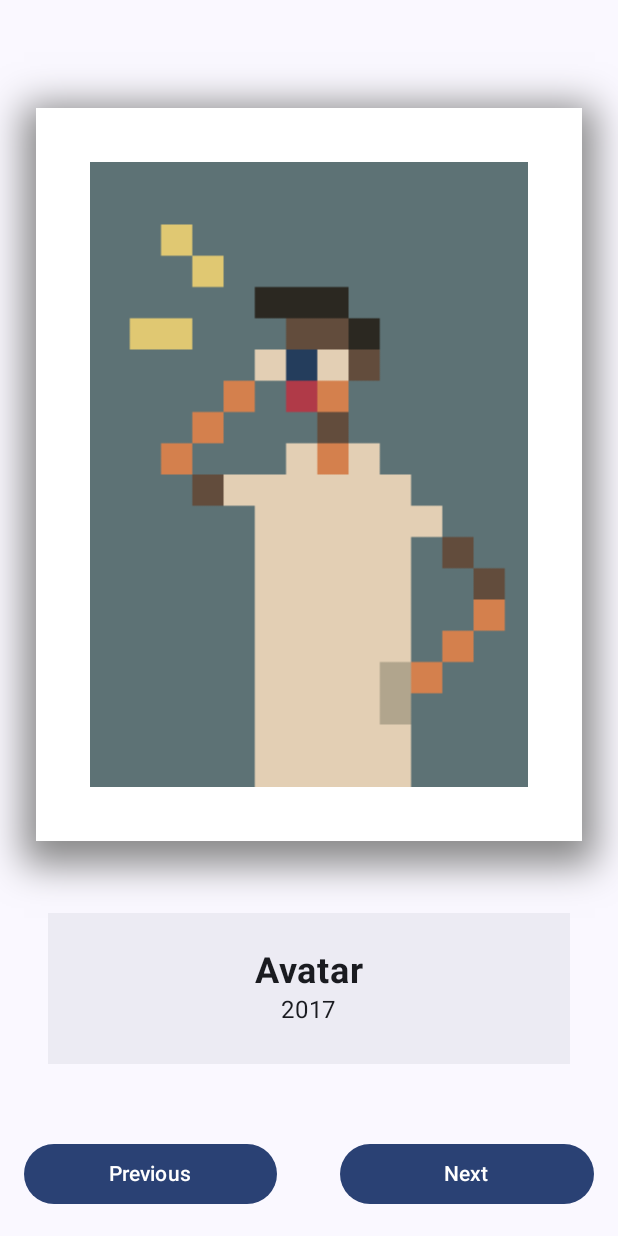
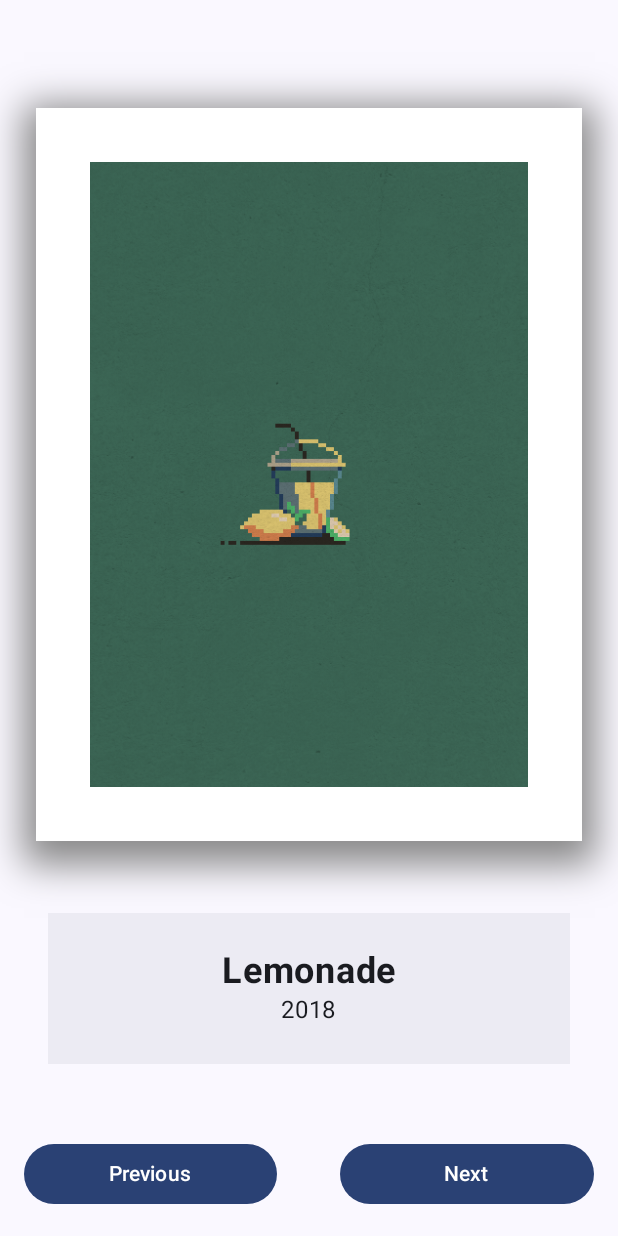
Before and after one commit to NguyenKietttt/art-space, an Android app built with Jetpack Compose: the screen it shows after launch (MainActivity), after a tap on "Next", on a phone screen of 412 x 824 dp. Run offline under Robolectric (Android 15) with nearby library versions, the phone set to English and light mode, and no system bars.

Commit message:
Add logic for button previous & next

```diff
--- a/app/src/main/java/com/example/artspace/MainActivity.kt
+++ b/app/src/main/java/com/example/artspace/MainActivity.kt
@@ -14,27 +14,31 @@ import androidx.compose.foundation.layout.Spacer
 import androidx.compose.foundation.layout.fillMaxSize
 import androidx.compose.foundation.layout.padding
 import androidx.compose.foundation.layout.width
-import androidx.compose.foundation.layout.wrapContentSize
 import androidx.compose.material3.Button
 import androidx.compose.material3.Scaffold
 import androidx.compose.material3.Text
 import androidx.compose.runtime.Composable
+import androidx.compose.runtime.getValue
+import androidx.compose.runtime.mutableIntStateOf
+import androidx.compose.runtime.remember
+import androidx.compose.runtime.setValue
 import androidx.compose.ui.Alignment
 import androidx.compose.ui.Modifier
 import androidx.compose.ui.draw.drawBehind
-import androidx.compose.ui.draw.shadow
 import androidx.compose.ui.graphics.Color
 import androidx.compose.ui.graphics.Paint
 import androidx.compose.ui.graphics.drawscope.drawIntoCanvas
 import androidx.compose.ui.graphics.toArgb
 import androidx.compose.ui.layout.ContentScale
 import androidx.compose.ui.res.painterResource
+import androidx.compose.ui.res.stringResource
 import androidx.compose.ui.text.font.FontWeight
 import androidx.compose.ui.tooling.preview.Preview
 import androidx.compose.ui.unit.Dp
 import androidx.compose.ui.unit.dp
 import androidx.compose.ui.unit.sp
 import com.example.artspace.ui.theme.ArtSpaceTheme
+import java.util.concurrent.atomic.AtomicInteger
 
 class MainActivity : ComponentActivity() {
     override fun onCreate(savedInstanceState: Bundle?) {
@@ -50,18 +54,35 @@ class MainActivity : ComponentActivity() {
 @Composable
 fun ArtSpaceLayout(modifier: Modifier = Modifier) {
     Column(modifier = Modifier.fillMaxSize()) {
+        var currentPictureID by remember { mutableIntStateOf(0) }
+
         MainImage(
+            currentPictureID,
             modifier = modifier
                 .weight(0.7f)
                 .shadow(Color.Gray, 15.dp, 70.dp, 20.dp)
         )
-        ImageDescription(modifier = modifier.weight(0.2f))
-        ControllerButtons(modifier = modifier.weight(0.1f))
+        ImageDescription(currentPictureID, modifier = modifier.weight(0.2f))
+        ControllerButtons(
+            onPreviousPictureClick = {
+                currentPictureID -= 1
+                if (currentPictureID < 0) {
+                    currentPictureID = 0
+                };
+            },
+            onNextPictureClick = {
+                currentPictureID += 1
+                if (currentPictureID > 2) {
+                    currentPictureID = 2
+                };
+            },
+            modifier = modifier.weight(0.1f)
+        )
     }
 }
 
 @Composable
-fun MainImage(modifier: Modifier = Modifier) {
+fun MainImage(currentPictureID: Int, modifier: Modifier = Modifier) {
     Box(
         contentAlignment = Alignment.Center,
         modifier = modifier
@@ -70,7 +91,7 @@ fun MainImage(modifier: Modifier = Modifier) {
             .background(Color.White)
     ) {
         Image(
-            painter = painterResource(R.drawable.avatar),
+            painter = painterResource(getImageResource(currentPictureID)),
             contentDescription = null,
             contentScale = ContentScale.Crop,
             modifier = Modifier
@@ -81,7 +102,7 @@ fun MainImage(modifier: Modifier = Modifier) {
 }
 
 @Composable
-fun ImageDescription(modifier: Modifier = Modifier) {
+fun ImageDescription(currentPictureID: Int, modifier: Modifier = Modifier) {
     Column(
         verticalArrangement = Arrangement.Center,
         horizontalAlignment = Alignment.CenterHorizontally,
@@ -90,30 +111,72 @@ fun ImageDescription(modifier: Modifier = Modifier) {
             .padding(32.dp)
             .background(Color(0xFFECEBF3))
     ) {
-        Text(text = "Avatar", fontSize = 24.sp, fontWeight = FontWeight.Bold)
-        Text(text = "2017")
+        Text(
+            text = stringResource(getImageName(currentPictureID)),
+            fontSize = 24.sp,
+            fontWeight = FontWeight.Bold
+        )
+        Text(text = getImageCrateYear(currentPictureID).toString())
     }
 }
 
 @Composable
-fun ControllerButtons(modifier: Modifier = Modifier) {
+fun ControllerButtons(
+    onPreviousPictureClick: () -> Unit,
+    onNextPictureClick: () -> Unit,
+    modifier: Modifier = Modifier
+) {
     Row(
         verticalAlignment = Alignment.CenterVertically,
         modifier = modifier.fillMaxSize()
     ) {
-        Button(modifier = Modifier
-            .padding(16.dp)
-            .weight(1.0f), onClick = { /*TODO*/ }) {
+        Button(
+            onClick = {
+                onPreviousPictureClick.invoke()
+            },
+            modifier = Modifier
+                .padding(16.dp)
+                .weight(1.0f)
+        ) {
             Text(text = "Previous")
         }
 
         Spacer(modifier = Modifier.width(10.dp))
 
-        Button(modifier = Modifier
-            .padding(16.dp)
-            .weight(1.0f), onClick = { /*TODO*/ }) {
+        Button(
+            onClick = {
+                onNextPictureClick.invoke()
+            },
+            modifier = Modifier
+                .padding(16.dp)
+                .weight(1.0f)
+        ) {
             Text(text = "Next")
         }
+    }
+}
+
+fun getImageResource(id: Int): Int {
+    return when (id) {
+        1 -> R.drawable.lemonade
+        2 -> R.drawable.tender
+        else -> R.drawable.avatar
+    }
+}
+
+fun getImageName(id: Int): Int {
+    return when (id) {
+        1 -> R.string.lemonade_name
+        2 -> R.string.tender_name
+        else -> R.string.avatar_name
+    }
+}
+
+fun getImageCrateYear(id: Int): Int {
+    return when (id) {
+        1 -> 2018
+        2 -> 2019
+        else -> 2017
     }
 }
 
--- a/app/src/main/res/values/strings.xml
+++ b/app/src/main/res/values/strings.xml
@@ -1,3 +1,6 @@
 <resources>
     <string name="app_name">Art Space</string>
+    <string name="lemonade_name">Lemonade</string>
+    <string name="tender_name">Tender</string>
+    <string name="avatar_name">Avatar</string>
 </resources>
```
Also changed, not shown: app/src/main/res/drawable-nodpi/lemonade.png (added), app/src/main/res/drawable-nodpi/tender.png (added).
